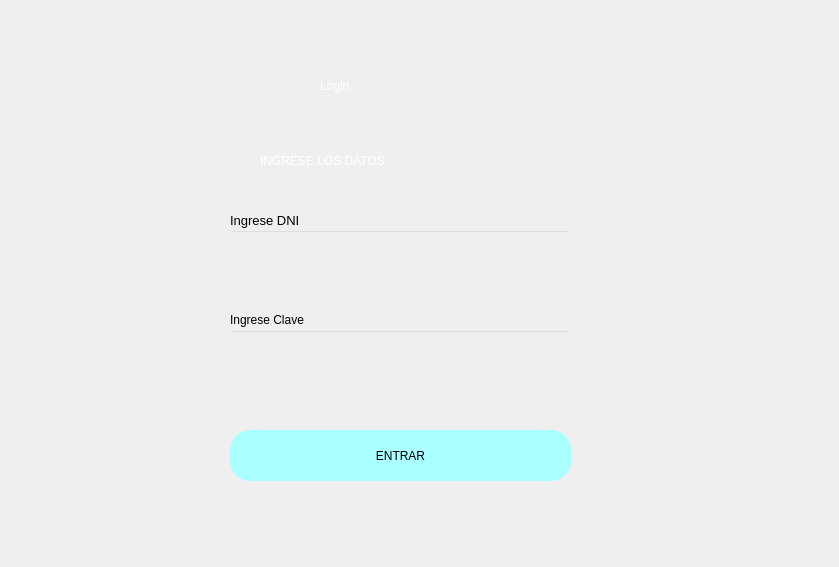
Qt form Vistas/login.ui (neoengelus/cinemar) before a commit.
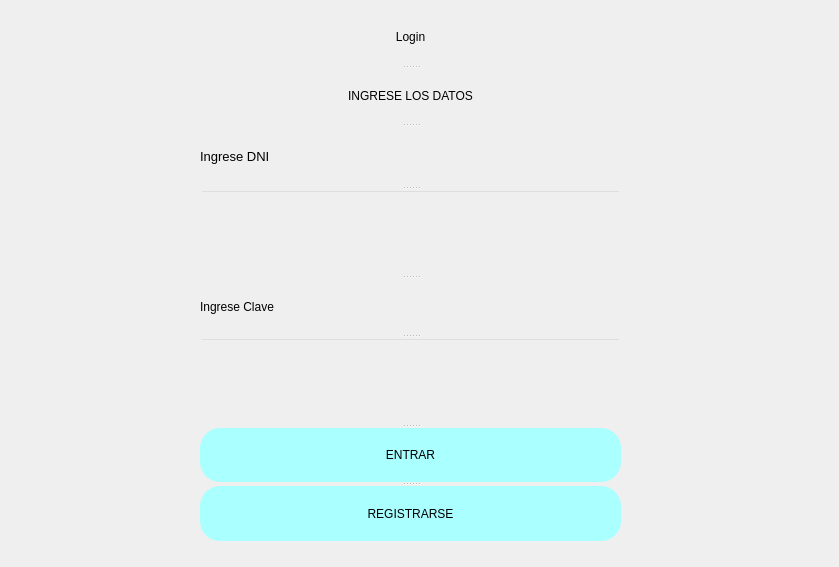
The same form after that commit.

Commit message: Logic and UI changes for Login and Register

The edit to the form file:
```diff
--- a/Vistas/login.ui
+++ b/Vistas/login.ui
@@ -10,6 +10,12 @@
     <height>567</height>
    </rect>
   </property>
+  <property name="maximumSize">
+   <size>
+    <width>839</width>
+    <height>567</height>
+   </size>
+  </property>
   <property name="windowTitle">
    <string>Form</string>
   </property>
@@ -34,93 +40,35 @@
    <property name="styleSheet">
     <string notr="true">rgb (17, 40, 255)</string>
    </property>
+   <widget class="QSplitter" name="splitter">
+    <property name="geometry">
+     <rect>
+      <x>200</x>
+      <y>10</y>
+      <width>421</width>
+      <height>531</height>
+     </rect>
+    </property>
+    <property name="orientation">
+     <enum>Qt::Vertical</enum>
+    </property>
    <widget class="QLabel" name="label">
-    <property name="geometry">
-     <rect>
-      <x>320</x>
-      <y>50</y>
-      <width>151</width>
-      <height>71</height>
-     </rect>
-    </property>
     <property name="styleSheet">
-     <string notr="true">font: 36pt &quot;MS Shell Dlg 2&quot;; color:rgb(255, 255, 255)</string>
+      <string notr="true">font: 36pt &quot;MS Shell Dlg 2&quot;;text-align: center;</string>
     </property>
     <property name="text">
-     <string>Login</string>
+      <string>&lt;html&gt;&lt;head/&gt;&lt;body&gt;&lt;p align=&quot;center&quot;&gt;Login&lt;/p&gt;&lt;/body&gt;&lt;/html&gt;</string>
     </property>
    </widget>
    <widget class="QLabel" name="label_2">
-    <property name="geometry">
-     <rect>
-      <x>260</x>
-      <y>140</y>
-      <width>311</width>
-      <height>41</height>
-     </rect>
-    </property>
     <property name="styleSheet">
-     <string notr="true">font: 16pt &quot;MS Shell Dlg 2&quot;;color:rgb(255, 255, 255)</string>
+      <string notr="true">font: 16pt &quot;MS Shell Dlg 2&quot;;</string>
     </property>
     <property name="text">
-     <string>INGRESE LOS DATOS</string>
-    </property>
-   </widget>
-   <widget class="QPushButton" name="btn_login">
-    <property name="geometry">
-     <rect>
-      <x>230</x>
-      <y>430</y>
-      <width>341</width>
-      <height>51</height>
-     </rect>
-    </property>
-    <property name="styleSheet">
-     <string notr="true">border-radius:20px;
-background-color: rgb(170, 255, 255);
-font: 14pt &quot;MS Shell Dlg 2&quot;;</string>
-    </property>
-    <property name="text">
-     <string>ENTRAR</string>
-    </property>
-   </widget>
-   <widget class="QLineEdit" name="box_email">
-    <property name="geometry">
-     <rect>
-      <x>230</x>
-      <y>230</y>
-      <width>341</width>
-      <height>51</height>
-     </rect>
-    </property>
-    <property name="styleSheet">
-     <string notr="true">background-color:rgba(0,0,0,0);
-font: 12pt &quot;MS Shell Dlg 2&quot;;</string>
-    </property>
-   </widget>
-   <widget class="QLineEdit" name="box_clave">
-    <property name="geometry">
-     <rect>
-      <x>230</x>
-      <y>330</y>
-      <width>341</width>
-      <height>51</height>
-     </rect>
-    </property>
-    <property name="styleSheet">
-     <string notr="true">background-color:rgba(0,0,0,0);
-font: 12pt &quot;MS Shell Dlg 2&quot;;</string>
+      <string>&lt;html&gt;&lt;head/&gt;&lt;body&gt;&lt;p align=&quot;center&quot;&gt;INGRESE LOS DATOS&lt;/p&gt;&lt;/body&gt;&lt;/html&gt;</string>
     </property>
    </widget>
    <widget class="QLabel" name="label_3">
-    <property name="geometry">
-     <rect>
-      <x>230</x>
-      <y>210</y>
-      <width>161</width>
-      <height>20</height>
-     </rect>
-    </property>
     <property name="font">
      <font>
       <family>MS Shell Dlg 2</family>
@@ -137,15 +85,13 @@
      <string>Ingrese DNI</string>
     </property>
    </widget>
+    <widget class="QLineEdit" name="box_email">
+     <property name="styleSheet">
+      <string notr="true">background-color:rgba(0,0,0,0);
+font: 12pt &quot;MS Shell Dlg 2&quot;;</string>
+     </property>
+    </widget>
    <widget class="QLabel" name="label_4">
-    <property name="geometry">
-     <rect>
-      <x>230</x>
-      <y>310</y>
-      <width>151</width>
-      <height>20</height>
-     </rect>
-    </property>
     <property name="styleSheet">
      <string notr="true">font: 10pt &quot;MS Shell Dlg 2&quot;;</string>
     </property>
@@ -153,21 +99,123 @@
      <string>Ingrese Clave</string>
     </property>
    </widget>
-   <widget class="QLabel" name="error">
-    <property name="geometry">
-     <rect>
-      <x>440</x>
-      <y>456</y>
-      <width>341</width>
-      <height>20</height>
-     </rect>
-    </property>
+    <widget class="QLineEdit" name="box_clave">
+     <property name="styleSheet">
+      <string notr="true">background-color:rgba(0,0,0,0);
+font: 12pt &quot;MS Shell Dlg 2&quot;;</string>
+     </property>
+    </widget>
+    <widget class="QPushButton" name="btn_login">
+     <property name="palette">
+      <palette>
+       <active>
+        <colorrole role="Button">
+         <brush brushstyle="SolidPattern">
+          <color alpha="255">
+           <red>170</red>
+           <green>255</green>
+           <blue>255</blue>
+          </color>
+         </brush>
+        </colorrole>
+        <colorrole role="Base">
+         <brush brushstyle="SolidPattern">
+          <color alpha="255">
+           <red>170</red>
+           <green>255</green>
+           <blue>255</blue>
+          </color>
+         </brush>
+        </colorrole>
+        <colorrole role="Window">
+         <brush brushstyle="SolidPattern">
+          <color alpha="255">
+           <red>170</red>
+           <green>255</green>
+           <blue>255</blue>
+          </color>
+         </brush>
+        </colorrole>
+       </active>
+       <inactive>
+        <colorrole role="Button">
+         <brush brushstyle="SolidPattern">
+          <color alpha="255">
+           <red>170</red>
+           <green>255</green>
+           <blue>255</blue>
+          </color>
+         </brush>
+        </colorrole>
+        <colorrole role="Base">
+         <brush brushstyle="SolidPattern">
+          <color alpha="255">
+           <red>170</red>
+           <green>255</green>
+           <blue>255</blue>
+          </color>
+         </brush>
+        </colorrole>
+        <colorrole role="Window">
+         <brush brushstyle="SolidPattern">
+          <color alpha="255">
+           <red>170</red>
+           <green>255</green>
+           <blue>255</blue>
+          </color>
+         </brush>
+        </colorrole>
+       </inactive>
+       <disabled>
+        <colorrole role="Button">
+         <brush brushstyle="SolidPattern">
+          <color alpha="255">
+           <red>170</red>
+           <green>255</green>
+           <blue>255</blue>
+          </color>
+         </brush>
+        </colorrole>
+        <colorrole role="Base">
+         <brush brushstyle="SolidPattern">
+          <color alpha="255">
+           <red>170</red>
+           <green>255</green>
+           <blue>255</blue>
+          </color>
+         </brush>
+        </colorrole>
+        <colorrole role="Window">
+         <brush brushstyle="SolidPattern">
+          <color alpha="255">
+           <red>170</red>
+           <green>255</green>
+           <blue>255</blue>
+          </color>
+         </brush>
+        </colorrole>
+       </disabled>
+      </palette>
+     </property>
     <property name="styleSheet">
-     <string notr="true">font: 12pt &quot;MS Shell Dlg 2&quot;; color:red;</string>
+      <string notr="true">border-radius:20px;
+background-color: rgb(170, 255, 255);
+font: 14pt &quot;MS Shell Dlg 2&quot;;</string>
     </property>
     <property name="text">
-     <string/>
-    </property>
+      <string>ENTRAR</string>
+     </property>
+    </widget>
+    <widget class="QPushButton" name="btn_registrar">
+     <property name="styleSheet">
+      <string notr="true">border-radius:20px;
+background-color: rgb(170, 255, 255);
+font: 14pt &quot;MS Shell Dlg 2&quot;;</string>
+     </property>
+     <property name="text">
+      <string>REGISTRARSE</string>
+     </property>
+    </widget>
    </widget>
   </widget>
  </widget>
```
Lines whose indentation alone changed are shown as unchanged. The commit also changes 5 other files.
